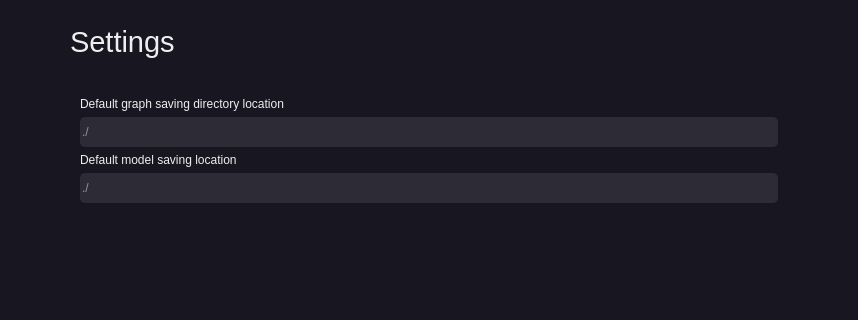
This is mainwindowui.ui in saxovia/bsc-thesis as Qt 5 draws it before an edit; both pictures show x 241 to 1099 and y 154 to 474 of the 1200 by 818 pixel window. The edited form follows.
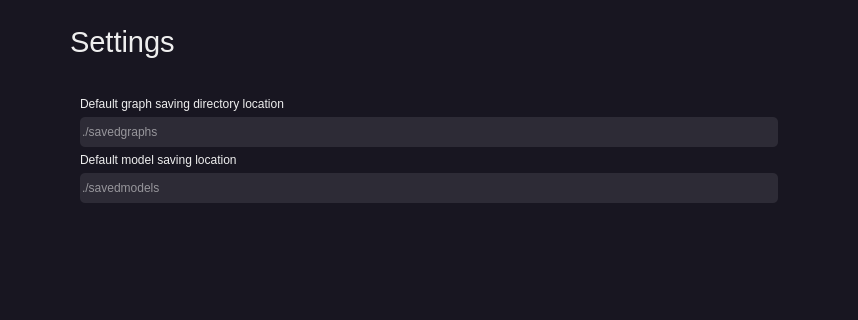
This is the edited form. The open tabs and pages were chosen to show the change. Icons and pictures are not drawn.

```diff
--- a/mainwindowui.ui
+++ b/mainwindowui.ui
@@ -2863,7 +2863,7 @@
                  <item row="3" column="0">
                   <widget class="QLineEdit" name="input_prior_model_save_dir">
                    <property name="placeholderText">
-                    <string>./</string>
+                    <string>./savedmodels</string>
                    </property>
                   </widget>
                  </item>
@@ -2873,7 +2873,7 @@
                     <string/>
                    </property>
                    <property name="placeholderText">
-                    <string>./</string>
+                    <string>./savedgraphs</string>
                    </property>
                   </widget>
                  </item>
```
